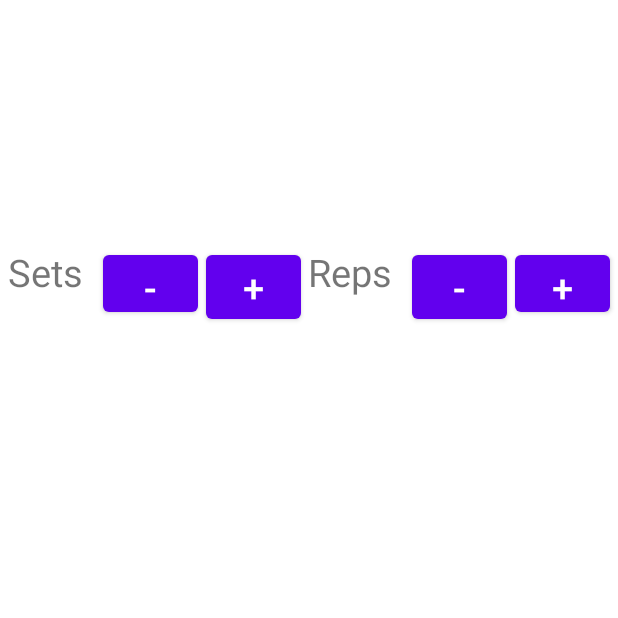
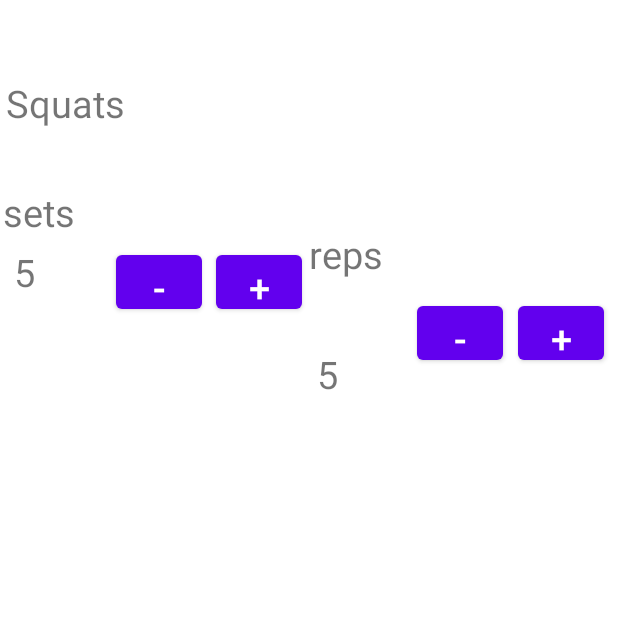
Before and after one commit to Clee2691/gritoria, an Android app: the LiftingInfo screen opened directly, with no data from a screen before it, on a phone screen of 412 x 824 dp, the top half of it. Run offline under Robolectric (Android 15) with nearby library versions, the light colour scheme and no system bars.

Commit message:
xml for lifting Info set

```diff
--- a/app/src/main/res/layout/activity_lifting_info.xml
+++ b/app/src/main/res/layout/activity_lifting_info.xml
@@ -6,10 +6,23 @@
     android:layout_height="match_parent">
 
     <TextView
+        android:id="@+id/squatReps"
+        android:layout_width="68dp"
+        android:layout_height="39dp"
+        android:layout_marginTop="123dp"
+        android:layout_marginEnd="138dp"
+        android:layout_marginBottom="12dp"
+        android:text="reps"
+        app:layout_constraintBottom_toTopOf="@+id/squatRepText"
+        app:layout_constraintEnd_toEndOf="parent"
+        app:layout_constraintStart_toEndOf="@+id/squatSets"
+        app:layout_constraintTop_toTopOf="parent" />
+
+    <TextView
         android:id="@+id/squatSetText"
         android:layout_width="58dp"
         android:layout_height="0dp"
-        android:text="Sets"
+        android:text="5"
         app:layout_constraintBottom_toBottomOf="@+id/squatPlus4"
         app:layout_constraintEnd_toStartOf="@+id/squatPlus4"
         app:layout_constraintHorizontal_bias="0.5"
@@ -18,8 +31,8 @@
 
     <Button
         android:id="@+id/squatPlus6"
-        android:layout_width="63dp"
-        android:layout_height="50dp"
+        android:layout_width="57dp"
+        android:layout_height="48dp"
         android:text="+"
         app:layout_constraintBaseline_toBaselineOf="@+id/squatPlus5"
         app:layout_constraintEnd_toEndOf="parent"
@@ -28,8 +41,8 @@
 
     <Button
         android:id="@+id/squatPlus5"
-        android:layout_width="63dp"
-        android:layout_height="0dp"
+        android:layout_width="57dp"
+        android:layout_height="48dp"
         android:text="-"
         app:layout_constraintBottom_toBottomOf="@+id/squatPlus2"
         app:layout_constraintEnd_toStartOf="@+id/squatPlus6"
@@ -39,19 +52,20 @@
 
     <TextView
         android:id="@+id/squatRepText"
-        android:layout_width="64dp"
-        android:layout_height="0dp"
-        android:text="Reps"
-        app:layout_constraintBottom_toBottomOf="@+id/squatPlus2"
+        android:layout_width="57dp"
+        android:layout_height="48dp"
+        android:layout_marginBottom="515dp"
+        android:text="5"
+        app:layout_constraintBottom_toBottomOf="parent"
         app:layout_constraintEnd_toStartOf="@+id/squatPlus5"
         app:layout_constraintHorizontal_bias="0.5"
         app:layout_constraintStart_toEndOf="@+id/squatPlus2"
-        app:layout_constraintTop_toTopOf="@+id/squatPlus2" />
+        app:layout_constraintTop_toBottomOf="@+id/squatReps" />
 
     <Button
         android:id="@+id/squatPlus4"
-        android:layout_width="63dp"
-        android:layout_height="50dp"
+        android:layout_width="57dp"
+        android:layout_height="48dp"
         android:text="-"
         app:layout_constraintBaseline_toBaselineOf="@+id/squatPlus2"
         app:layout_constraintEnd_toStartOf="@+id/squatPlus2"
@@ -60,8 +74,8 @@
 
     <Button
         android:id="@+id/squatPlus2"
-        android:layout_width="63dp"
-        android:layout_height="0dp"
+        android:layout_width="57dp"
+        android:layout_height="48dp"
         android:layout_marginTop="164dp"
         android:text="+"
         app:layout_constraintEnd_toStartOf="@+id/squatRepText"
@@ -69,4 +83,29 @@
         app:layout_constraintStart_toEndOf="@+id/squatPlus4"
         app:layout_constraintTop_toTopOf="parent" />
 
+    <TextView
+        android:id="@+id/squatsTextView"
+        android:layout_width="wrap_content"
+        android:layout_height="wrap_content"
+        android:layout_marginStart="4dp"
+        android:layout_marginTop="51dp"
+        android:layout_marginBottom="38dp"
+        android:text="Squats"
+        app:layout_constraintBottom_toTopOf="@+id/squatSets"
+        app:layout_constraintStart_toStartOf="parent"
+        app:layout_constraintTop_toTopOf="parent" />
+
+    <TextView
+        android:id="@+id/squatSets"
+        android:layout_width="0dp"
+        android:layout_height="0dp"
+        android:layout_marginStart="2dp"
+        android:layout_marginEnd="133dp"
+        android:layout_marginBottom="579dp"
+        android:text="sets"
+        app:layout_constraintBottom_toBottomOf="parent"
+        app:layout_constraintEnd_toStartOf="@+id/squatReps"
+        app:layout_constraintStart_toStartOf="parent"
+        app:layout_constraintTop_toBottomOf="@+id/squatsTextView" />
+
 </androidx.constraintlayout.widget.ConstraintLayout>
```
